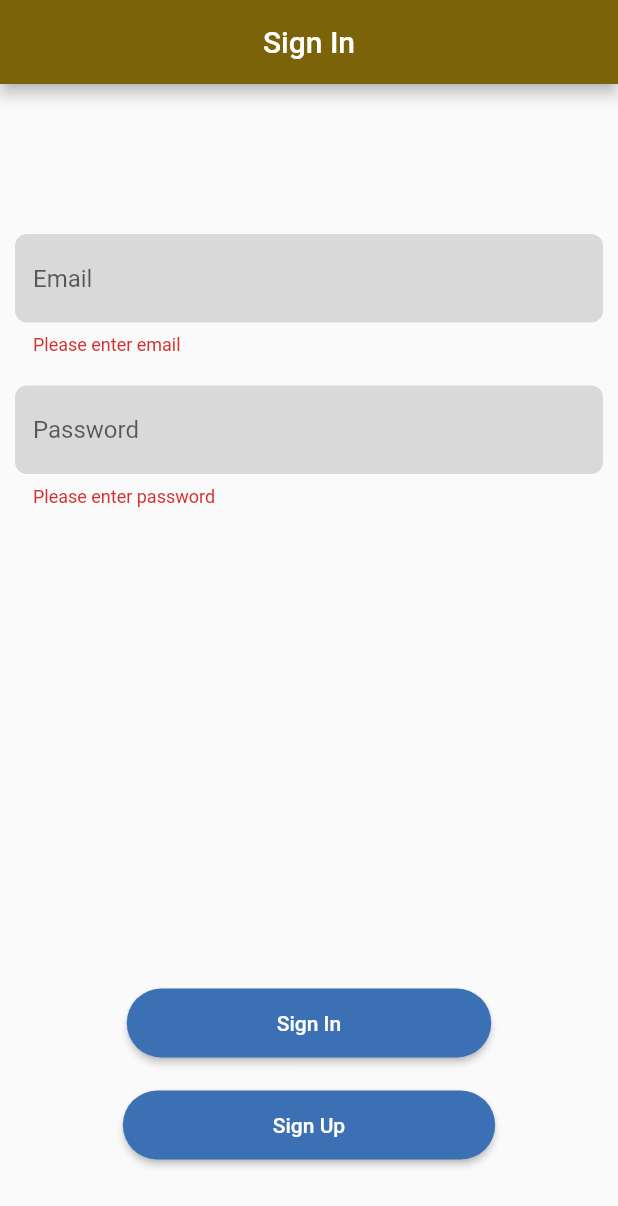
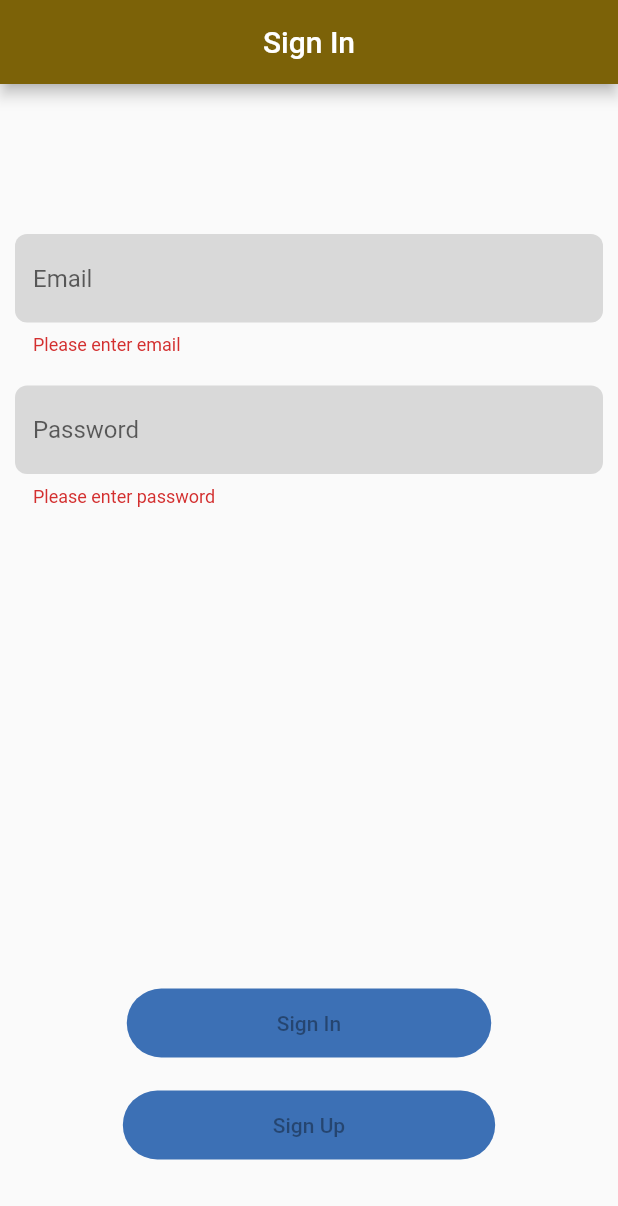
Before and after one commit to priyanshi-pandya/task, a Flutter app: the screen it shows after launch, after a tap on "Sign In", on a phone screen of 412 x 824 dp. Shown: the top 1206 px of the screen. Run offline on Flutter 3.47's test engine with Material 2 defaults, Android fonts, the phone set to English and light mode, and no system bars; our stand-ins replace flutter_mobx, mobx, supabase_flutter; accounts and stored records are empty; generated files the repository leaves out were written again.

```diff
--- a/lib/main.dart
+++ b/lib/main.dart
@@ -1,6 +1,7 @@
 import 'package:flutter/material.dart';
 import 'package:flutter/services.dart';
 import 'package:supabase_flutter/supabase_flutter.dart';
+import 'package:task/store/supabase_service.dart';
 import 'app/constants/color.dart';
 import 'app/routes/app_routes.dart';
 
@@ -21,6 +22,8 @@ void main() async{
 
 var supabase = Supabase.instance.client;
 
+final supabaseService = SupabaseService();
+
 class MyApp extends StatelessWidget {
   const MyApp({super.key});
 
--- a/lib/screens/authentication/login.dart
+++ b/lib/screens/authentication/login.dart
@@ -1,8 +1,7 @@
 import 'package:flutter/material.dart';
+import 'package:provider/provider.dart' as provider;
 import 'package:supabase_flutter/supabase_flutter.dart';
 import 'package:task/main.dart';
-import 'package:task/store/supabase_service.dart';
-
 import '../../app/constants/color.dart';
 import '../../widgets/rounded_button.dart';
 
@@ -16,7 +15,8 @@ class LoginScreen extends StatefulWidget {
 class _LoginScreenState extends State<LoginScreen> {
   final GlobalKey<FormState> _formKey = GlobalKey<FormState>();
   User? _user;
-  final supabaseService = SupabaseService();
+
+  // final supabaseService = SupabaseService();
   final emailController = TextEditingController();
   final pswdController = TextEditingController();
 
@@ -50,10 +50,15 @@ class _LoginScreenState extends State<LoginScreen> {
           title: const Text("Sign In"),
           centerTitle: true,
           backgroundColor: TColors.appbarColor),
-      body: SafeArea(
+      body: supabaseService.isLoading
+          ? const Center(
+              child: CircularProgressIndicator(),
+            )
+          : SafeArea(
               child: SingleChildScrollView(
                 child: Padding(
-          padding: const EdgeInsets.symmetric(horizontal: 10.0, vertical: 100),
+                  padding: const EdgeInsets.symmetric(
+                      horizontal: 10.0, vertical: 100),
                   child: Column(
                     children: [
                       Form(
@@ -63,7 +68,8 @@ class _LoginScreenState extends State<LoginScreen> {
                             TextFormField(
                               controller: emailController,
                               keyboardType: TextInputType.emailAddress,
-                      onTapOutside: (event) => FocusScope.of(context).unfocus(),
+                              onTapOutside: (event) =>
+                                  FocusScope.of(context).unfocus(),
                               decoration: InputDecoration(
                                 hintText: "Email",
                                 filled: true,
@@ -81,7 +87,8 @@ class _LoginScreenState extends State<LoginScreen> {
                             TextFormField(
                               controller: pswdController,
                               obscureText: true,
-                      onTapOutside: (event) => FocusScope.of(context).unfocus(),
+                              onTapOutside: (event) =>
+                                  FocusScope.of(context).unfocus(),
                               decoration: InputDecoration(
                                 hintText: "Password",
                                 filled: true,
@@ -90,8 +97,9 @@ class _LoginScreenState extends State<LoginScreen> {
                                     borderRadius: BorderRadius.circular(8),
                                     borderSide: BorderSide.none),
                               ),
-                      validator: (value) =>
-                          value!.isEmpty ? "Please enter password" : null,
+                              validator: (value) => value!.isEmpty
+                                  ? "Please enter password"
+                                  : null,
                             ),
                           ],
                         ),
@@ -113,12 +121,14 @@ class _LoginScreenState extends State<LoginScreen> {
 
                                   supabaseService.setLoading(false);
                                   if (mounted) {
-                            Navigator.pushNamed(context, '/DashboardScreen');
+                                    Navigator.pushNamed(
+                                        context, '/DashboardScreen');
                                   }
                                 } catch (e) {
                                   if (mounted) {
                                     ScaffoldMessenger.of(context).showSnackBar(
-                                SnackBar(content: Text("Login Failed $e")));
+                                        SnackBar(
+                                            content: Text("Login Failed $e")));
                                   }
                                   supabaseService.setLoading(false);
                                 }
@@ -130,14 +140,16 @@ class _LoginScreenState extends State<LoginScreen> {
                           ),
                           RoundedButton(
                             title: 'Sign Up',
-                    onTap: () => Navigator.pushNamed(context, '/SignUpScreen'),
+                            onTap: () =>
+                                Navigator.pushNamed(context, '/SignUpScreen'),
                           ),
                         ],
                       ),
                     ],
                   ),
                 ),
-      )),
+              ),
+            ),
     );
   }
 }
--- a/lib/store/supabase_service.dart
+++ b/lib/store/supabase_service.dart
@@ -1,3 +1,5 @@
+import 'dart:developer';
+
 import 'package:mobx/mobx.dart';
 
 part 'supabase_service.g.dart';
--- a/lib/widgets/rounded_button.dart
+++ b/lib/widgets/rounded_button.dart
@@ -1,23 +1,21 @@
 import 'package:flutter/material.dart';
 import 'package:flutter_mobx/flutter_mobx.dart';
-import 'package:task/store/supabase_service.dart';
 
 import '../app/constants/color.dart';
+import '../main.dart';
 
 class RoundedButton extends StatelessWidget {
   final String title;
   final VoidCallback onTap;
 
-  RoundedButton(
-      {super.key, required this.title, required this.onTap});
-
-  final supabaseService = SupabaseService();
+  RoundedButton({super.key, required this.title, required this.onTap});
 
   @override
   Widget build(BuildContext context) {
     return Observer(
-      builder: (context) => ElevatedButton(
-        onPressed: onTap,
+      builder: (context) {
+        return ElevatedButton(
+          onPressed: supabaseService.isLoading ? null : onTap,
           style: ButtonStyle(
             backgroundColor: MaterialStateProperty.all(TColors.buttonColor),
             shape: MaterialStateProperty.all(
@@ -29,9 +27,9 @@ class RoundedButton extends StatelessWidget {
               const EdgeInsets.symmetric(vertical: 15, horizontal: 100),
             ),
           ),
-        child:
-            supabaseService.isLoading ? const CircularProgressIndicator() : Text(title),
-      ),
+          child: Text(title),
+        );
+      },
     );
   }
 }
--- a/pubspec.yaml
+++ b/pubspec.yaml
@@ -38,6 +38,8 @@ dependencies:
   supabase_flutter: ^1.10.14
   mobx: ^2.2.0
   flutter_mobx: ^2.0.6+5
+  provider: ^6.0.5
+
 
 dev_dependencies:
   flutter_test:
```
Also changed, not shown: lib/screens/authentication/signup.dart (+22 -15 lines), pubspec.lock. Lines whose indentation alone changed are shown as unchanged.
